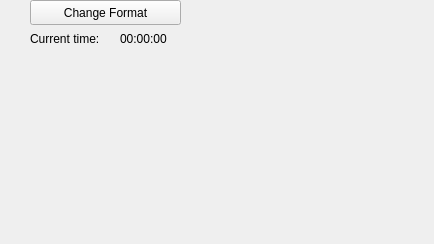
Above: mainwindow.ui from Gio-Formichella/Elaborato before the change. Below: the same form after it.
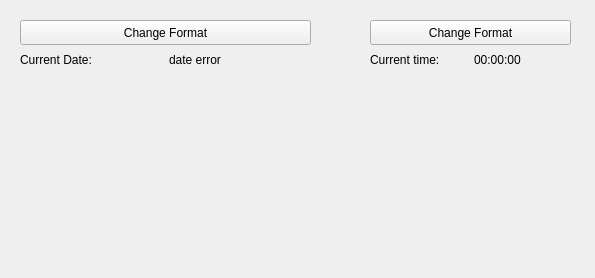
That is the form after the change.

Commit message: added date labels and button, resized the main window

The edit to the form file:
```diff
--- a/mainwindow.ui
+++ b/mainwindow.ui
@@ -6,46 +6,20 @@
    <rect>
     <x>0</x>
     <y>0</y>
-    <width>434</width>
-    <height>244</height>
+    <width>595</width>
+    <height>278</height>
    </rect>
   </property>
   <property name="windowTitle">
    <string>MainWindow</string>
   </property>
   <widget class="QWidget" name="centralwidget">
-   <widget class="QLabel" name="currentTimeLabel">
-    <property name="geometry">
-     <rect>
-      <x>30</x>
-      <y>30</y>
-      <width>91</width>
-      <height>17</height>
-     </rect>
-    </property>
-    <property name="text">
-     <string>Current time:</string>
-    </property>
-   </widget>
-   <widget class="QLabel" name="timeLabel">
-    <property name="geometry">
-     <rect>
-      <x>120</x>
-      <y>30</y>
-      <width>91</width>
-      <height>17</height>
-     </rect>
-    </property>
-    <property name="text">
-     <string>00:00:00</string>
-    </property>
-   </widget>
    <widget class="QPushButton" name="ChangeTimeFormat">
     <property name="geometry">
      <rect>
-      <x>30</x>
-      <y>0</y>
-      <width>151</width>
+      <x>370</x>
+      <y>20</y>
+      <width>201</width>
       <height>25</height>
      </rect>
     </property>
@@ -53,6 +27,71 @@
      <string>Change Format</string>
     </property>
    </widget>
+   <widget class="QPushButton" name="dateButton">
+    <property name="geometry">
+     <rect>
+      <x>20</x>
+      <y>20</y>
+      <width>291</width>
+      <height>25</height>
+     </rect>
+    </property>
+    <property name="text">
+     <string>Change Format</string>
+    </property>
+   </widget>
+   <widget class="QWidget" name="">
+    <property name="geometry">
+     <rect>
+      <x>370</x>
+      <y>50</y>
+      <width>201</width>
+      <height>19</height>
+     </rect>
+    </property>
+    <layout class="QHBoxLayout" name="horizontalLayout">
+     <item>
+      <widget class="QLabel" name="currentTimeLabel">
+       <property name="text">
+        <string>Current time:</string>
+       </property>
+      </widget>
+     </item>
+     <item>
+      <widget class="QLabel" name="timeLabel">
+       <property name="text">
+        <string>00:00:00</string>
+       </property>
+      </widget>
+     </item>
+    </layout>
+   </widget>
+   <widget class="QWidget" name="">
+    <property name="geometry">
+     <rect>
+      <x>20</x>
+      <y>50</y>
+      <width>291</width>
+      <height>19</height>
+     </rect>
+    </property>
+    <layout class="QHBoxLayout" name="horizontalLayout_2">
+     <item>
+      <widget class="QLabel" name="CurrentDateTextLabel">
+       <property name="text">
+        <string>Current Date:</string>
+       </property>
+      </widget>
+     </item>
+     <item>
+      <widget class="QLabel" name="label_2">
+       <property name="text">
+        <string>date error</string>
+       </property>
+      </widget>
+     </item>
+    </layout>
+   </widget>
   </widget>
  </widget>
  <resources/>
```
